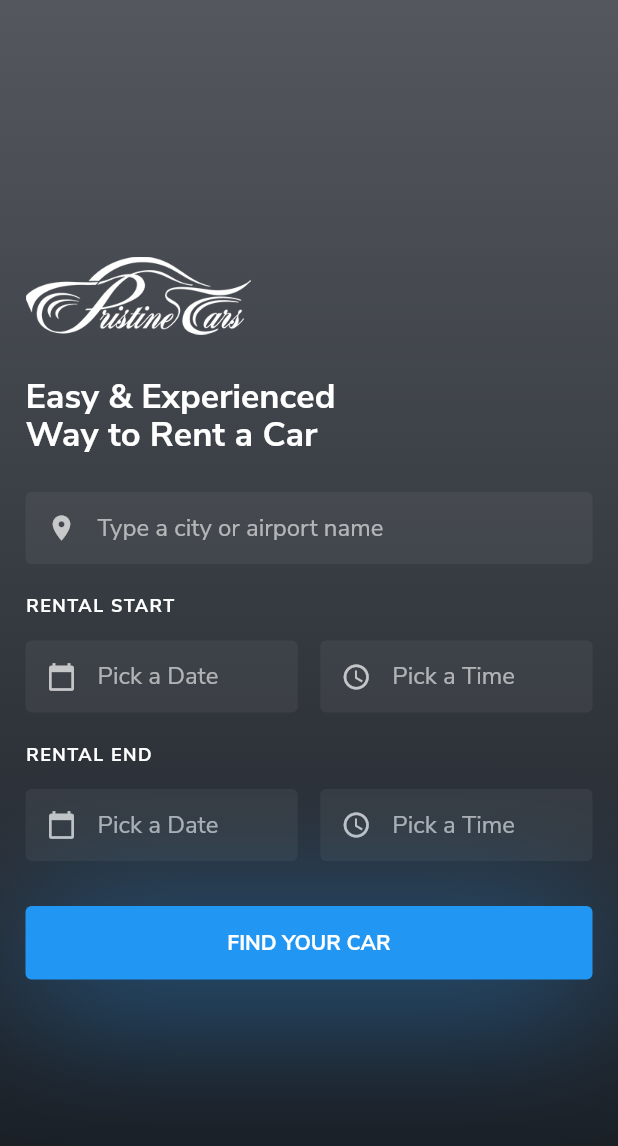
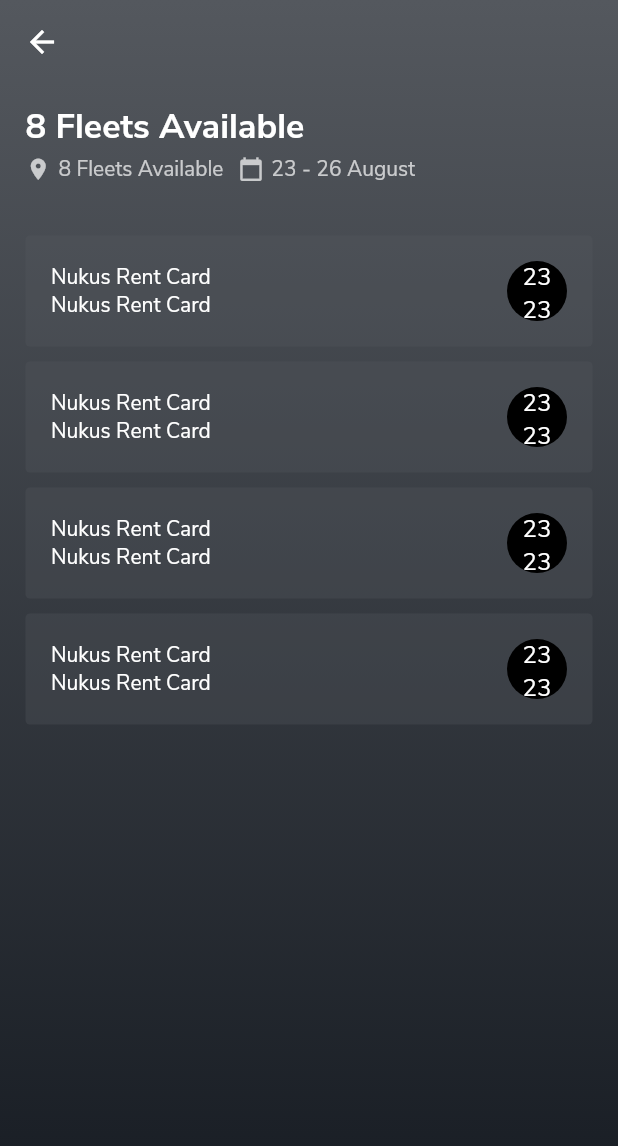
Before and after one commit to ctrleffive/car-rental-flutter-case-study, a Flutter app: the screen it shows after launch, after a tap on "FIND YOUR CAR", on a phone screen of 412 x 824 dp. Shown: the top 1146 px of the screen. Run offline on Flutter 3.47's test engine with Material 2 defaults, Android fonts, the phone set to English and light mode, and no system bars.

Commit message:
date% time picker added, listing ui, single item

```diff
--- a/lib/constants/styles.dart
+++ b/lib/constants/styles.dart
@@ -2,10 +2,9 @@ import 'package:flutter/material.dart';
 
 class Styles {
   static final Color _primaryColor = Colors.blue;
-  static final Color _accentColor = Color.fromRGBO(22, 27, 34, 1);
-
-  static final Color _gradientStart = Color.fromRGBO(84, 88, 94, 1);
-  static final Color _gradientEnd = _accentColor;
+  static final Color _accentColor = Color.fromRGBO(255, 87, 34, 1); // RGB(255, 87, 34)
+  static final Color _gradientStart = Color.fromRGBO(84, 88, 94, 1); // RGB(84, 88, 94)
+  static final Color _gradientEnd = Color.fromRGBO(22, 27, 34, 1); // RGB(22, 27, 34)
 
   static final ThemeData theme = ThemeData(
     primaryColor: _primaryColor,
@@ -31,4 +30,6 @@ class Styles {
       style: BorderStyle.none,
     ),
   );
+
+  static final Color singleItemBg = _gradientStart.withOpacity(0.3);
 }
--- /dev/null
+++ b/lib/helpers/validators/search.dart
@@ -0,0 +1,3 @@
+class SearchValidator {
+
+}
--- /dev/null
+++ b/lib/models/form_data/search.dart
@@ -0,0 +1,11 @@
+import 'package:flutter/material.dart';
+
+class SearchData {
+  String _location;
+  DateTime _startDate;
+  DateTime _endDate;
+  TimeOfDay _startTime;
+  TimeOfDay _endTime;
+
+  set location(String value) => this._location = value;
+}
--- a/lib/ui/home.dart
+++ b/lib/ui/home.dart
@@ -1,9 +1,15 @@
+import 'package:flutter/material.dart';
+import 'package:car_rental/ui/search_list.dart';
 import 'package:car_rental/constants/styles.dart';
+import 'package:car_rental/models/form_data/search.dart';
 import 'package:car_rental/ui/partials/glow_button.dart';
 import 'package:car_rental/ui/partials/gradient_bg.dart';
-import 'package:flutter/material.dart';
+import 'package:car_rental/ui/partials/custom_input.dart';
 
 class Home extends StatelessWidget {
+  final GlobalKey<FormState> _searchFormKey = GlobalKey<FormState>();
+  final SearchData _data = SearchData();
+
   @override
   Widget build(BuildContext context) {
     return GradientBg(
@@ -14,6 +20,8 @@ class Home extends StatelessWidget {
           height: MediaQuery.of(context).size.height,
           child: Padding(
             padding: Styles.appPadding,
+            child: Form(
+              key: this._searchFormKey,
               child: Column(
                 mainAxisAlignment: MainAxisAlignment.center,
                 crossAxisAlignment: CrossAxisAlignment.start,
@@ -29,17 +37,10 @@ class Home extends StatelessWidget {
                     height: 1.1
                   )),
                   SizedBox(height: 25),
-                TextFormField(
-                  decoration: InputDecoration(
+                  CustomInput(
+                    icon: Icons.location_on,
                     hintText: 'Type a city or airport name',
-                    prefixIcon: Icon(Icons.location_on, color: Colors.white70, size: 20),
-                    fillColor: Colors.white.withOpacity(0.05),
-                    contentPadding: EdgeInsets.all(10),
-                    focusedBorder: Styles.inputBorder,
-                    enabledBorder: Styles.inputBorder,
-                    border: Styles.inputBorder,
-                    filled: true
-                  ),
+                    onSave: (String value) => this._data.location = value,
                   ),
                   SizedBox(height: 20),
                   Text('RENTAL START', style: TextStyle(fontWeight: FontWeight.bold, fontSize: 12, letterSpacing: 1)),
@@ -47,33 +48,32 @@ class Home extends StatelessWidget {
                   Row(
                     children: <Widget>[
                       Flexible(
-                      child: TextFormField(
-                        decoration: InputDecoration(
+                        child: CustomInput(
                           hintText: 'Pick a Date',
-                          prefixIcon: Icon(Icons.calendar_today, color: Colors.white70, size: 20),
-                          fillColor: Colors.white.withOpacity(0.05),
-                          contentPadding: EdgeInsets.all(10),
-                          focusedBorder: Styles.inputBorder,
-                          enabledBorder: Styles.inputBorder,
-                          border: Styles.inputBorder,
-                          filled: true
-                        ),
+                          icon: Icons.calendar_today,
+                          onTap: () async {
+                            final DateTime startDate = await showDatePicker(
+                              context: context,
+                              firstDate: DateTime.now(),
+                              initialDate: DateTime.now(),
+                              lastDate: DateTime.now(),
+                              initialDatePickerMode: DatePickerMode.day,
+                            );
+                          },
                         ),
                       ),
                       SizedBox(width: 15),
                       Flexible(
-                      child: TextFormField(
-                        decoration: InputDecoration(
+                        child: CustomInput(
                           hintText: 'Pick a Time',
-                          prefixIcon: Icon(Icons.access_time, color: Colors.white70, size: 20),
-                          fillColor: Colors.white.withOpacity(0.05),
-                          contentPadding: EdgeInsets.all(10),
-                          focusedBorder: Styles.inputBorder,
-                          enabledBorder: Styles.inputBorder,
-                          border: Styles.inputBorder,
-                          filled: true
-                        ),
-                      ),
+                          icon: Icons.access_time,
+                          onTap: () async {
+                            final TimeOfDay startTime = await showTimePicker(
+                              context: context,
+                              initialTime: TimeOfDay.now()
+                            );
+                          },
+                        )
                       ),
                     ],
                   ),
@@ -83,32 +83,31 @@ class Home extends StatelessWidget {
                   Row(
                     children: <Widget>[
                       Flexible(
-                      child: TextFormField(
-                        decoration: InputDecoration(
+                        child: CustomInput(
                           hintText: 'Pick a Date',
-                          prefixIcon: Icon(Icons.calendar_today, color: Colors.white70, size: 20),
-                          fillColor: Colors.white.withOpacity(0.05),
-                          contentPadding: EdgeInsets.all(10),
-                          focusedBorder: Styles.inputBorder,
-                          enabledBorder: Styles.inputBorder,
-                          border: Styles.inputBorder,
-                          filled: true
-                        ),
+                          icon: Icons.calendar_today,
+                          onTap: () async {
+                            final DateTime startDate = await showDatePicker(
+                              context: context,
+                              firstDate: DateTime.now(),
+                              initialDate: DateTime.now(),
+                              lastDate: DateTime.now(),
+                              initialDatePickerMode: DatePickerMode.day,
+                            );
+                          },
                         ),
                       ),
                       SizedBox(width: 15),
                       Flexible(
-                      child: TextFormField(
-                        decoration: InputDecoration(
+                        child: CustomInput(
                           hintText: 'Pick a Time',
-                          prefixIcon: Icon(Icons.access_time, color: Colors.white70, size: 20),
-                          fillColor: Colors.white.withOpacity(0.05),
-                          contentPadding: EdgeInsets.all(10),
-                          focusedBorder: Styles.inputBorder,
-                          enabledBorder: Styles.inputBorder,
-                          border: Styles.inputBorder,
-                          filled: true
-                        ),
+                          icon: Icons.access_time,
+                          onTap: () async {
+                            final TimeOfDay startTime = await showTimePicker(
+                              context: context,
+                              initialTime: TimeOfDay.now()
+                            );
+                          },
                         ),
                       ),
                     ],
@@ -116,9 +115,17 @@ class Home extends StatelessWidget {
                   SizedBox(height: 30),
                   GlowButton(
                     title: 'FIND YOUR CAR',
-                  onTap: () {}
+                    onTap: () {
+                      this._searchFormKey.currentState.save();
+                      if (this._searchFormKey.currentState.validate()) {
+                        Navigator.push(context, MaterialPageRoute(
+                          builder: (_) => SearchList()
+                        ));
+                      }
+                    }
                   ),
                 ],
+              ),
             ),
           ),
         ),
--- /dev/null
+++ b/lib/ui/partials/custom_input.dart
@@ -0,0 +1,44 @@
+import 'package:flutter/material.dart';
+import 'package:car_rental/constants/styles.dart';
+
+class CustomInput extends StatelessWidget {
+  final String hintText;
+  final Function onTap;
+  final Function onSave;
+  final IconData icon;
+  final Function validator;
+  final bool disabled;
+
+  CustomInput({
+    this.onTap,
+    this.onSave,
+    this.validator,
+    this.disabled = false,
+    @required this.icon,
+    @required this.hintText,
+  });
+
+  @override
+  Widget build(BuildContext context) {
+    return GestureDetector(
+      onTap: this.onTap,
+      behavior: HitTestBehavior.opaque,
+      child: TextFormField(
+        enabled: this.onTap != null ? false : !this.disabled,
+        decoration: InputDecoration(
+          hintText: this.hintText,
+          prefixIcon: Icon(this.icon, color: Colors.white70, size: 20),
+          fillColor: Colors.white.withOpacity(0.05),
+          contentPadding: EdgeInsets.all(10),
+          focusedBorder: Styles.inputBorder,
+          disabledBorder: Styles.inputBorder,
+          enabledBorder: Styles.inputBorder,
+          border: Styles.inputBorder,
+          filled: true,
+        ),
+        validator: this.validator ?? (_) => null,
+        onSaved: this.onSave ?? (_) {},
+      ),
+    );
+  }
+}
--- /dev/null
+++ b/lib/ui/partials/search_item.dart
@@ -0,0 +1,42 @@
+import 'package:car_rental/constants/styles.dart';
+import 'package:flutter/material.dart';
+
+class SearchItem extends StatelessWidget {
+  @override
+  Widget build(BuildContext context) {
+    return Container(
+      margin: EdgeInsets.only(bottom: 10),
+      padding: Styles.appPadding,
+      decoration: BoxDecoration(
+        color: Styles.singleItemBg,
+        borderRadius: BorderRadius.circular(3)
+      ),
+      child: Column(
+        children: <Widget>[
+          Row(
+            mainAxisAlignment: MainAxisAlignment.spaceBetween,
+            children: <Widget>[
+              Expanded(
+                child: Column(
+                  crossAxisAlignment: CrossAxisAlignment.start,
+                  children: <Widget>[
+                    Text('Nukus Rent Card'),
+                    Text('Nukus Rent Card'),
+                  ],
+                ),
+              ),
+              CircleAvatar(
+                child: Column(
+                  children: <Widget>[
+                    Text('23'),
+                    Text('23'),
+                  ],
+                ),
+              )
+            ],
+          )
+        ],
+      ),
+    );
+  }
+}
--- /dev/null
+++ b/lib/ui/search_list.dart
@@ -0,0 +1,63 @@
+import 'package:car_rental/constants/styles.dart';
+import 'package:car_rental/ui/partials/gradient_bg.dart';
+import 'package:car_rental/ui/partials/search_item.dart';
+import 'package:flutter/material.dart';
+
+class SearchList extends StatelessWidget {
+  @override
+  Widget build(BuildContext context) {
+    return GradientBg(
+      scaffold: Scaffold(
+      backgroundColor: Colors.transparent,
+      body: CustomScrollView(
+        slivers: <Widget>[
+          SliverAppBar(
+            backgroundColor: Colors.transparent.withOpacity(0),
+            brightness: Brightness.dark,
+            elevation: 0,
+          ),
+          SliverFillViewport(
+            delegate: SliverChildListDelegate([
+              Padding(
+                padding: Styles.appPadding,
+                child: Form(
+                  child: Column(
+                    crossAxisAlignment: CrossAxisAlignment.start,
+                    children: <Widget>[
+                      Text('8 Fleets Available', style: TextStyle(
+                        fontWeight: FontWeight.bold,
+                        fontSize: 23,
+                        height: 1.1
+                      )),
+                      SizedBox(height: 5),
+                      Row(
+                        children: <Widget>[
+                          Icon(Icons.location_on, size: 17, color: Colors.white70),
+                          SizedBox(width: 5),
+                          Text('8 Fleets Available', style: TextStyle(color: Colors.white70)),
+                          SizedBox(width: 10),
+                          Icon(Icons.calendar_today, size: 17, color: Colors.white70),
+                          SizedBox(width: 5),
+                          Text('23 - 26 August', style: TextStyle(color: Colors.white70)),
+                        ],
+                      ),
+                      SizedBox(height: 35),
+                      Column(
+                        children: <Widget>[
+                          SearchItem(),
+                          SearchItem(),
+                          SearchItem(),
+                          SearchItem(),
+                        ],
+                      ),
+                    ],
+                  ),
+                )
+              ),
+            ]),
+          ),
+        ],
+      ),
+    ));
+  }
+}
```
Lines whose indentation alone changed are shown as unchanged.
